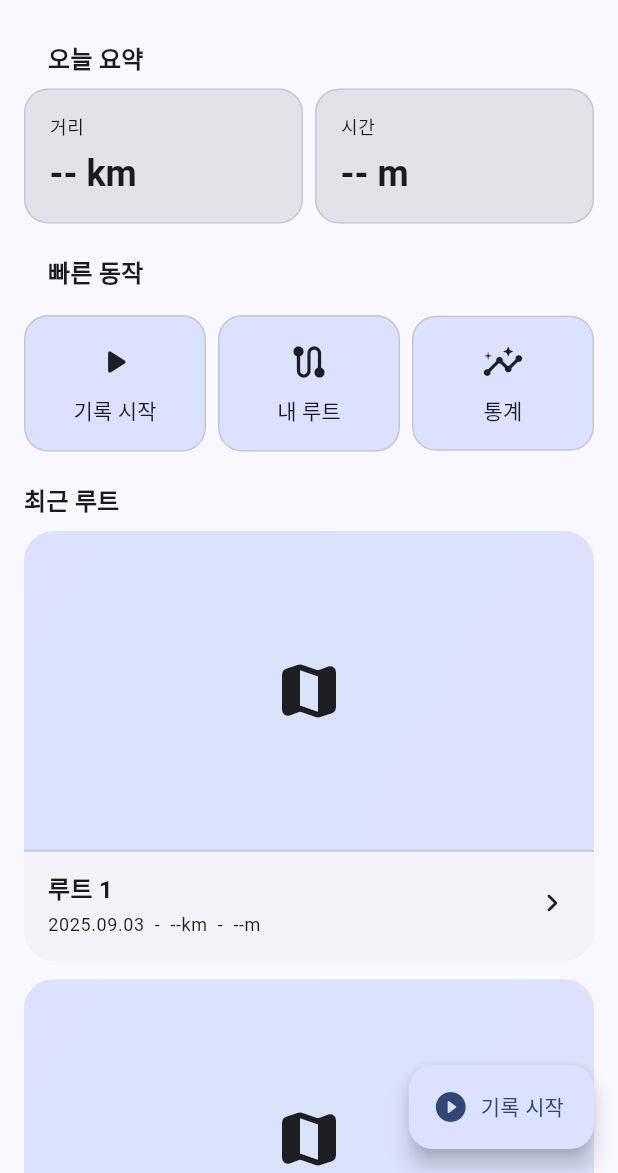
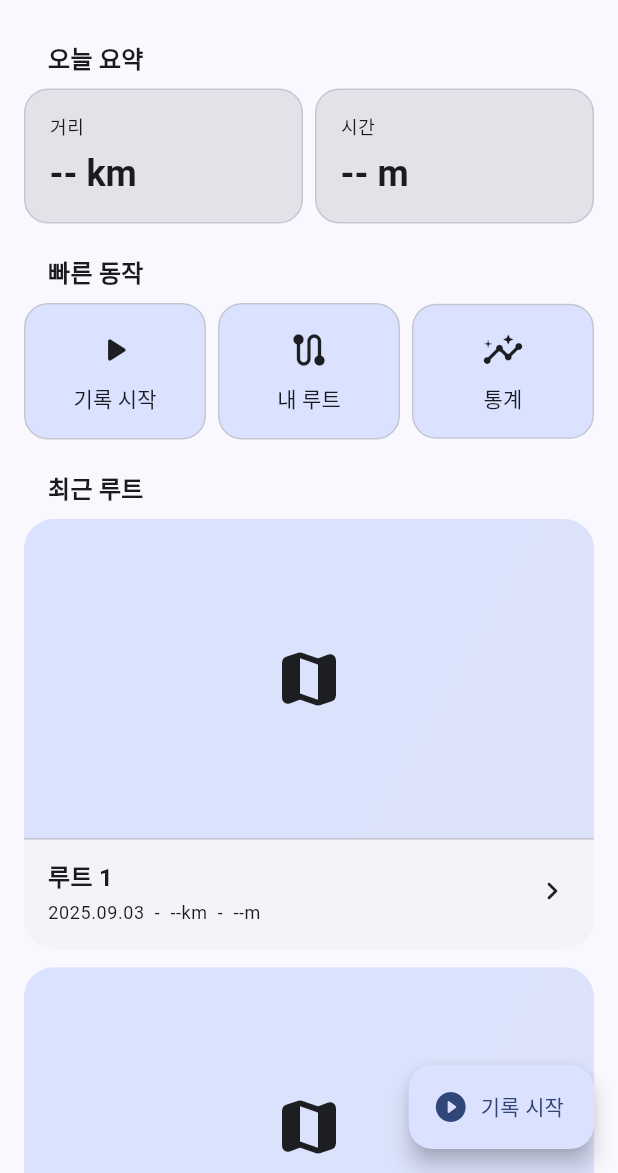
Before and after one commit to Leedoseo/RouteLog_project, a Flutter app: the screen it shows after launch, on a phone screen of 412 x 824 dp, the part 63-1236 px from its top. Run offline on Flutter 3.47's test engine with Material 3 defaults, Android fonts, the phone set to English and light mode, and no system bars.

Commit message:
home_screen 위젯과 텍스트 간격 조정

```diff
--- a/lib/features/home/home_screen.dart
+++ b/lib/features/home/home_screen.dart
@@ -40,7 +40,7 @@ class HomeScreen extends StatelessWidget {
         slivers: [
           SliverToBoxAdapter(
             child: Padding(
-              padding: const EdgeInsets.fromLTRB(16, 12, 16, 8),
+              padding: const EdgeInsets.fromLTRB(16, 12, 16, 0),
               child: Column(
                 crossAxisAlignment: CrossAxisAlignment.start,
                 children: const [
@@ -112,7 +112,12 @@ class HomeScreen extends StatelessWidget {
           const SliverToBoxAdapter(child: SizedBox(height: 20)),
 
           // 최근 루트 섹션 타이틀
-          const SliverToBoxAdapter(child: SectionTitlePadding('최근 루트')),
+          const SliverToBoxAdapter(
+              child: Padding(
+                padding: EdgeInsets.symmetric(horizontal: 16),
+                child: SectionTitlePadding("최근 루트"),
+              ),
+          ),
 
           // 최근 루트 리스트 : RouteCard 3개 고정 목업. 실제 데이터 연결은 나중에.
           SliverPadding(
```
